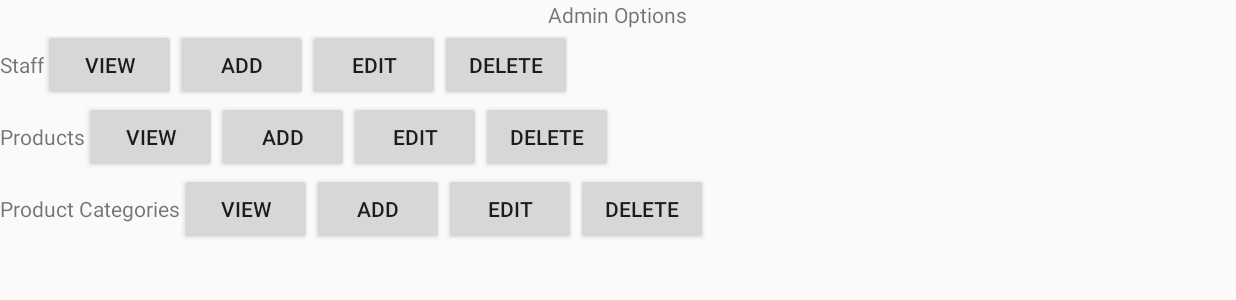
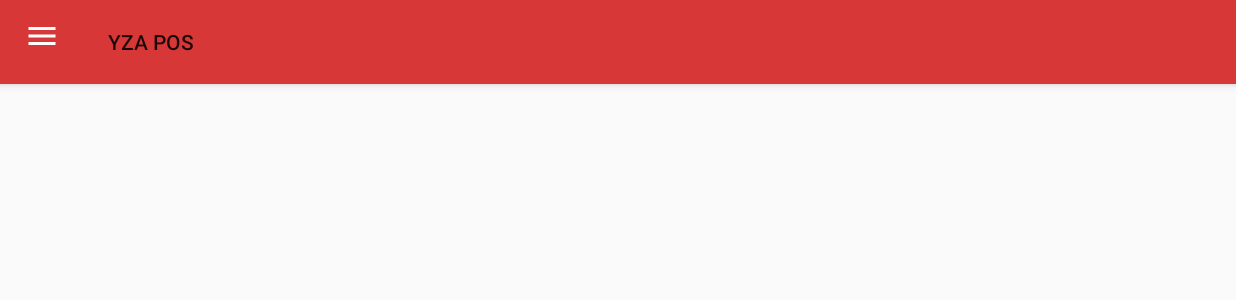
Before and after one commit to davidlopezre/YZA_PoS_Android_Tablet, an Android app: the AdminOptionsActivity screen opened directly, with no data from a screen before it, on a phone screen of 824 x 412 dp (held sideways). Shown: the top 300 px of the screen. Run offline under Robolectric (Android 15) with nearby library versions, the phone set to English and light mode, and no system bars.

Commit message:
Added navigation drawer to admin options

```diff
--- a/app/build.gradle
+++ b/app/build.gradle
@@ -27,4 +27,5 @@ dependencies {
     androidTestImplementation 'com.android.support.test:runner:1.0.1'
     androidTestImplementation 'com.android.support.test.espresso:espresso-core:3.0.1'
     implementation 'com.android.support:recyclerview-v7:26.1.0'
+    compile 'com.android.support:design:23.2.1'
 }
--- a/app/src/main/java/com/pos/yza/yzapos/AdminOptionsActivity.java
+++ b/app/src/main/java/com/pos/yza/yzapos/AdminOptionsActivity.java
@@ -1,13 +1,65 @@
 package com.pos.yza.yzapos;
 
+import android.content.Intent;
+import android.support.design.widget.NavigationView;
+import android.support.v4.widget.DrawerLayout;
+import android.support.v7.app.ActionBar;
 import android.support.v7.app.AppCompatActivity;
 import android.os.Bundle;
+import android.support.v7.widget.Toolbar;
+import android.view.MenuItem;
 
 public class AdminOptionsActivity extends AppCompatActivity {
+
+    private DrawerLayout mDrawerLayout;
 
     @Override
     protected void onCreate(Bundle savedInstanceState) {
         super.onCreate(savedInstanceState);
         setContentView(R.layout.activity_admin_options);
+
+        // Set up the toolbar.
+        Toolbar toolbar = (Toolbar) findViewById(R.id.toolbar);
+        setSupportActionBar(toolbar);
+        ActionBar ab = getSupportActionBar();
+        ab.setHomeAsUpIndicator(R.drawable.ic_menu);
+        ab.setDisplayHomeAsUpEnabled(true);
+
+        // Set up the navigation drawer.
+        mDrawerLayout = (DrawerLayout) findViewById(R.id.drawer_layout);
+        mDrawerLayout.setStatusBarBackground(R.color.colorPrimaryDark);
+        NavigationView navigationView = (NavigationView) findViewById(R.id.nav_view);
+        if (navigationView != null) {
+            setupDrawerContent(navigationView);
+        }
     }
+
+    private void setupDrawerContent(NavigationView navigationView) {
+        navigationView.setNavigationItemSelectedListener(
+                new NavigationView.OnNavigationItemSelectedListener() {
+                    @Override
+                    public boolean onNavigationItemSelected(MenuItem menuItem) {
+                        switch (menuItem.getItemId()) {
+                            case R.id.product_navigation_menu_item:
+                                // Do nothing, we're already on that screen
+                                break;
+                            case R.id.category_navigation_menu_item:
+//                                Intent intent =
+//                                        new Intent(TasksActivity.this, StatisticsActivity.class);
+//                                startActivity(intent);
+                                break;
+                            case R.id.staff_navigation_menu_item:
+                                // Do nothing, we're already on that screen
+                                break;
+                            default:
+                                break;
+                        }
+                        // Close the navigation drawer when an item is selected.
+                        menuItem.setChecked(true);
+                        mDrawerLayout.closeDrawers();
+                        return true;
+                    }
+                });
+    }
+
 }
--- a/app/src/main/java/com/pos/yza/yzapos/manageproduct/ManageProductActivity.java
+++ b/app/src/main/java/com/pos/yza/yzapos/manageproduct/ManageProductActivity.java
@@ -2,6 +2,8 @@ package com.pos.yza.yzapos.manageproduct;
 
 import android.support.v7.app.AppCompatActivity;
 import android.os.Bundle;
+
+import com.pos.yza.yzapos.R;
 
 public class ManageProductActivity extends AppCompatActivity {
 
--- /dev/null
+++ b/app/src/main/res/drawable/ic_menu.xml
@@ -0,0 +1,9 @@
+<vector xmlns:android="http://schemas.android.com/apk/res/android"
+        android:width="24dp"
+        android:height="24dp"
+        android:viewportWidth="24.0"
+        android:viewportHeight="24.0">
+    <path
+        android:fillColor="#FFFFFFFF"
+        android:pathData="M3,18h18v-2L3,16v2zM3,13h18v-2L3,11v2zM3,6v2h18L21,6L3,6z"/>
+</vector>
--- a/app/src/main/res/layout/activity_admin_options.xml
+++ b/app/src/main/res/layout/activity_admin_options.xml
@@ -1,95 +1,61 @@
-<?xml version="1.0" encoding="utf-8"?>
+
+<android.support.v4.widget.DrawerLayout xmlns:android="http://schemas.android.com/apk/res/android"
+    xmlns:app="http://schemas.android.com/apk/res-auto"
+    xmlns:tools="http://schemas.android.com/tools"
+    android:id="@+id/drawer_layout"
+    android:layout_width="match_parent"
+    android:layout_height="match_parent"
+    tools:context=".AdminOptionsActivity"
+    tools:openDrawer="start">
+
     <LinearLayout
-        xmlns:android="http://schemas.android.com/apk/res/android"
-        xmlns:app="http://schemas.android.com/apk/res-auto"
-        xmlns:tools="http://schemas.android.com/tools"
         android:layout_width="match_parent"
-        android:layout_height="wrap_content"
-        android:orientation="vertical"
-        tools:context="com.pos.yza.yzapos.AdminOptionsActivity">
-        <TextView
-            android:layout_width="wrap_content"
-            android:layout_height="wrap_content"
-            android:text="@string/admin_options"
-            android:layout_gravity="center"/>
+        android:layout_height="match_parent"
+        android:orientation="vertical">
 
-        <LinearLayout
+        <android.support.design.widget.AppBarLayout
             android:layout_width="match_parent"
-            android:layout_height="wrap_content"
-            android:orientation="horizontal">
+            android:layout_height="wrap_content">
 
-            <TextView
-                android:layout_width="wrap_content"
+            <android.support.v7.widget.Toolbar
+                android:id="@+id/toolbar"
+                android:layout_width="match_parent"
                 android:layout_height="wrap_content"
-                android:text="@string/staff"/>
-            <Button
-                android:layout_width="wrap_content"
-                android:layout_height="wrap_content"
-                android:text="@string/view"/>
-            <Button
-                android:layout_width="wrap_content"
-                android:layout_height="wrap_content"
-                android:text="@string/add"/>
-            <Button
-                android:layout_width="wrap_content"
-                android:layout_height="wrap_content"
-                android:text="@string/edit"/>
-            <Button
-                android:layout_width="wrap_content"
-                android:layout_height="wrap_content"
-                android:text="@string/del"/>
-        </LinearLayout>
+                android:background="?attr/colorPrimary"
+                android:minHeight="?attr/actionBarSize"
+                app:popupTheme="@style/ThemeOverlay.AppCompat.Light" />
+        </android.support.design.widget.AppBarLayout>
 
-        <LinearLayout
+        <android.support.design.widget.CoordinatorLayout
+            android:id="@+id/coordinatorLayout"
             android:layout_width="match_parent"
-            android:layout_height="wrap_content"
-            android:orientation="horizontal">
-            <TextView
-                android:layout_width="wrap_content"
-                android:layout_height="wrap_content"
-                android:text="@string/products"/>
-            <Button
-                android:layout_width="wrap_content"
-                android:layout_height="wrap_content"
-                android:text="@string/view"/>
-            <Button
-                android:layout_width="wrap_content"
-                android:layout_height="wrap_content"
-                android:text="@string/add"/>
-            <Button
-                android:layout_width="wrap_content"
-                android:layout_height="wrap_content"
-                android:text="@string/edit"/>
-            <Button
-                android:layout_width="wrap_content"
-                android:layout_height="wrap_content"
-                android:text="@string/del"/>
-        </LinearLayout>
+            android:layout_height="match_parent">
 
-        <LinearLayout
-            android:layout_width="match_parent"
-            android:layout_height="wrap_content"
-            android:orientation="horizontal">
-            <TextView
-                android:layout_width="wrap_content"
-                android:layout_height="wrap_content"
-                android:text="@string/product_categories"/>
-            <Button
-                android:layout_width="wrap_content"
-                android:layout_height="wrap_content"
-                android:text="@string/view"/>
-            <Button
-                android:layout_width="wrap_content"
-                android:layout_height="wrap_content"
-                android:text="@string/add"/>
-            <Button
-                android:layout_width="wrap_content"
-                android:layout_height="wrap_content"
-                android:text="@string/edit"/>
-            <Button
-                android:layout_width="wrap_content"
-                android:layout_height="wrap_content"
-                android:text="@string/del"/>
-        </LinearLayout>
+            <FrameLayout
+                android:id="@+id/contentFrame"
+                android:layout_width="match_parent"
+                android:layout_height="match_parent" />
+
+            <!--<android.support.design.widget.FloatingActionButton-->
+                <!--android:id="@+id/fab_add_task"-->
+                <!--android:layout_width="wrap_content"-->
+                <!--android:layout_height="wrap_content"-->
+                <!--android:src="@drawable/ic_add"-->
+                <!--app:fabSize="normal"-->
+                <!--app:layout_anchor="@id/contentFrame"-->
+                <!--app:layout_anchorGravity="bottom|right|end" />-->
+        </android.support.design.widget.CoordinatorLayout>
 
     </LinearLayout>
+
+    <!-- Navigation Drawer -->
+    <android.support.design.widget.NavigationView
+        android:id="@+id/nav_view"
+        android:layout_width="wrap_content"
+        android:layout_height="match_parent"
+        android:layout_gravity="start"
+        android:fitsSystemWindows="true"
+        app:menu="@menu/drawer_actions">
+    </android.support.design.widget.NavigationView>
+
+</android.support.v4.widget.DrawerLayout>
--- /dev/null
+++ b/app/src/main/res/menu/drawer_actions.xml
@@ -0,0 +1,12 @@
+<?xml version="1.0" encoding="utf-8"?>
+<menu xmlns:android="http://schemas.android.com/apk/res/android">
+    <item
+        android:id="@+id/product_navigation_menu_item"
+        android:title="@string/products" />
+    <item
+        android:id="@+id/category_navigation_menu_item"
+        android:title="@string/product_categories" />
+    <item
+        android:id="@+id/staff_navigation_menu_item"
+        android:title="@string/staff" />
+</menu>
--- a/app/src/main/res/values/styles.xml
+++ b/app/src/main/res/values/styles.xml
@@ -1,10 +1,12 @@
 <resources>
 
     <!-- Base application theme. -->
-    <style name="AppTheme" parent="Theme.AppCompat.Light.NoActionBar">
+    <style name="AppTheme" parent="Theme.AppCompat.Light">
         <!-- Customize your theme here. -->
         <item name="colorPrimary">@color/colorPrimary</item>
         <item name="colorPrimaryDark">@color/colorPrimaryDark</item>
+        <item name="windowActionBar">false</item>
+        <item name="windowNoTitle">true</item>
         <item name="colorAccent">@color/colorText</item>
     </style>
 
```
